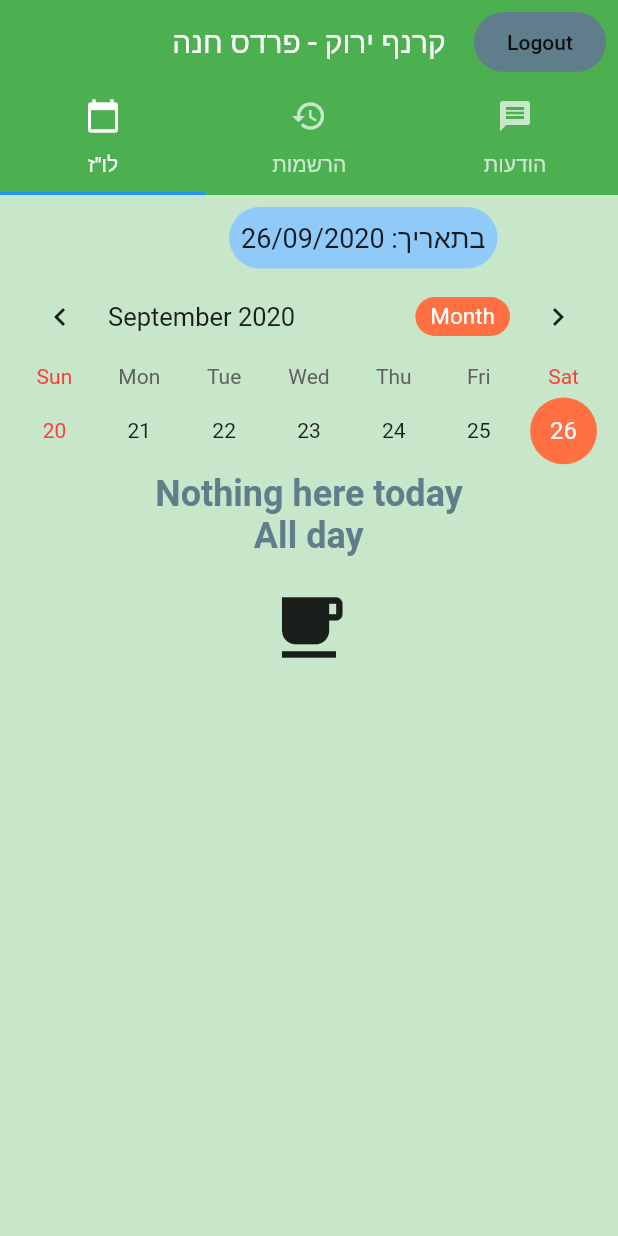
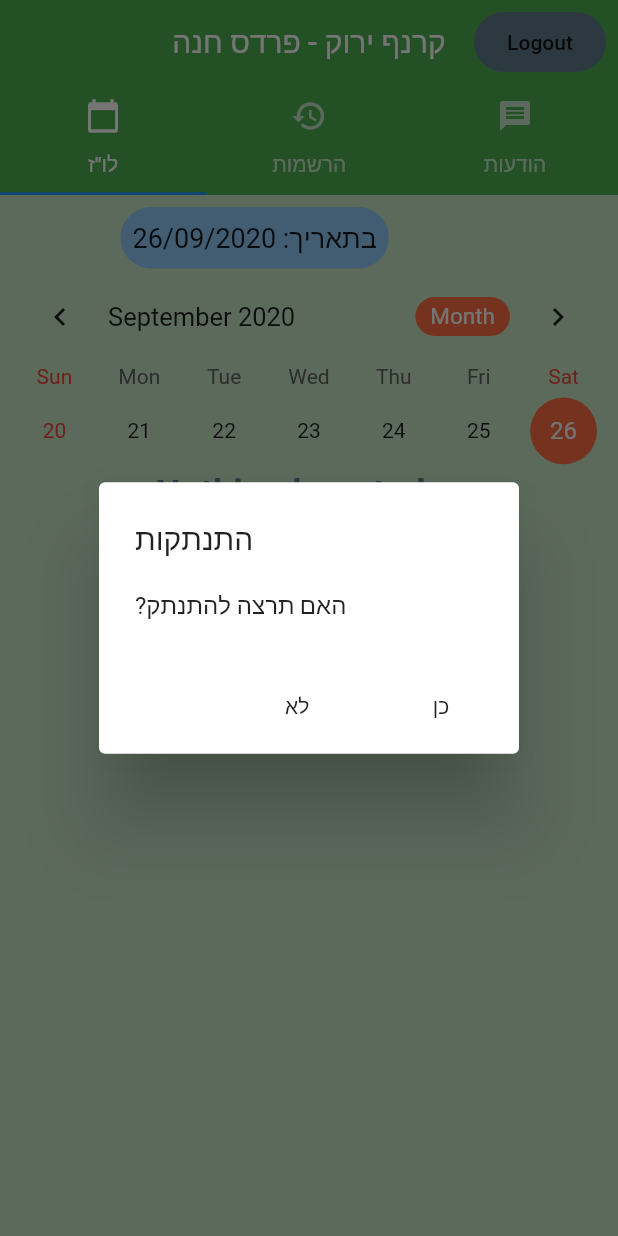
Before and after one commit to AmosStraus/StudioManagement, a Flutter app: the screen it shows once a user with an empty profile is signed in, after a tap on "Logout", on a phone screen of 412 x 824 dp. Run offline on Flutter 3.47's test engine with Material 2 defaults, Android fonts, the light colour scheme and no system bars; drawn by our look-alikes of table_calendar; our stand-ins replace cloud_firestore, firebase_auth, firebase_core, firebase_messaging, flutter_spinkit, google_sign_in; missing offline and left inert: flutter_auth_buttons; accounts and stored records are empty; statements that could not run were skipped; project files that could hold a hidden picture were left out.

Commit message:
icon and loading screen

```diff
--- /dev/null
+++ b/lib/activities/calendar_activities.dart
@@ -0,0 +1,109 @@
+import 'package:cloud_firestore/cloud_firestore.dart';
+import 'package:flutter/material.dart';
+import 'package:state_management_ex1/activities/activity.dart';
+import 'package:state_management_ex1/activities/activityCard.dart';
+import 'package:state_management_ex1/models/parse_date.dart';
+import 'package:state_management_ex1/shared/constant.dart';
+
+class CalendarDayBuilder extends StatefulWidget {
+  final DateTime rawDate;
+  CalendarDayBuilder({this.rawDate});
+
+  @override
+  _CalendarDayBuilderState createState() => _CalendarDayBuilderState();
+}
+
+class _CalendarDayBuilderState extends State<CalendarDayBuilder> {
+  List<Activity> dailyActivities;
+  @override
+  void initState() {
+    dailyActivities = [];
+    super.initState();
+  }
+
+  @override
+  Widget build(BuildContext context) {
+    return StreamBuilder<List<Activity>>(
+      stream: getDailyClassList(context, widget.rawDate),
+      builder: (context, snapshot) {
+        if (!snapshot.hasData)
+          return SimpleLoading();
+        else if (snapshot.hasError) {
+          return Text("ERROR");
+        } else {
+          return Column(
+            children: [
+              classlistView(snapshot, widget.rawDate),
+            ],
+          );
+        }
+      },
+    );
+  }
+
+  Stream<List<Activity>> getDailyClassList(
+      context, DateTime dateString) async* {
+    await FirebaseFirestore.instance
+        .collection('Activities')
+        .doc(rawDateToDateString(dateString))
+        .collection("classes")
+        .get()
+        .then((snapshot) {
+      dailyActivities = snapshot.docs
+          .map((spElement) => Activity.fromSnapshot(spElement))
+          .toList();
+    });
+    yield dailyActivities;
+  }
+
+  Widget classlistView(
+      AsyncSnapshot<List<Activity>> listSnapshot, DateTime rawDate) {
+    if (!listSnapshot.hasData) {
+      return SimpleLoading();
+    } else if (listSnapshot.data.isEmpty) {
+      return NoActivityDayWidget();
+    } else {
+      listSnapshot.data.sort((act1, act2) {
+        if (act1.rawDate.hour > act2.rawDate.hour)
+          return 1;
+        else
+          return -1;
+      });
+      return Expanded(
+        child: ListView.builder(
+          shrinkWrap: true,
+          itemBuilder: (context, position) => ActivityCard(
+              activity: listSnapshot.data[position], rawDate: rawDate),
+          itemCount: listSnapshot.data?.length ?? 0,
+        ),
+      );
+    }
+  }
+}
+
+class NoActivityDayWidget extends StatelessWidget {
+  const NoActivityDayWidget({
+    Key key,
+  }) : super(key: key);
+
+  @override
+  Widget build(BuildContext context) {
+    return Column(
+      mainAxisAlignment: MainAxisAlignment.center,
+      children: [
+        Text(
+          "Nothing here today\n           All day",
+          style: TextStyle(
+              fontSize: 24.0,
+              fontWeight: FontWeight.bold,
+              color: Colors.blueGrey),
+        ),
+        SizedBox(height: 20.0),
+        Icon(
+          Icons.free_breakfast,
+          size: 54.0,
+        ),
+      ],
+    );
+  }
+}
--- a/lib/main.dart
+++ b/lib/main.dart
@@ -2,7 +2,6 @@ import 'package:firebase_core/firebase_core.dart';
 import 'package:flutter/material.dart';
 import 'package:provider/provider.dart';
 import 'package:state_management_ex1/models/auth.dart';
-import 'package:state_management_ex1/models/push_notification_service.dart';
 import 'package:state_management_ex1/pages/wrapper.dart';
 import 'models/data_from_server.dart';
 import 'package:firebase_auth/firebase_auth.dart';
@@ -33,6 +32,7 @@ class MyApp extends StatelessWidget {
         ),
       ],
       child: MaterialApp(
+        debugShowCheckedModeBanner: false,
         home: Wrapper(),
       ),
     );
--- a/lib/models/data_from_server.dart
+++ b/lib/models/data_from_server.dart
@@ -1,10 +1,7 @@
 import 'package:cloud_firestore/cloud_firestore.dart';
 import 'package:firebase_auth/firebase_auth.dart';
-import 'package:flutter/material.dart';
 import 'package:state_management_ex1/activities/activity.dart';
-import 'package:state_management_ex1/activities/activityCard.dart';
 import 'package:state_management_ex1/models/parse_date.dart';
-import 'package:state_management_ex1/shared/constant.dart';
 
 final Map<int, List<Activity>> schedulerLocal = {
   0: [
@@ -269,7 +266,7 @@ final Map<int, List<Activity>> schedulerLocal = {
 
 class DataFromServerInit {
   static final Map<int, List<Activity>> schedulerRT = {};
-  static final int daysToLoad = 30;
+  static const int DAYS_TO_LOAD = 30;
   static final activeDB = FirebaseFirestore.instance.collection('Activities');
   static final holidayDB = FirebaseFirestore.instance.collection('Holidays');
   static final schedulerDB = FirebaseFirestore.instance.collection('Scheduler');
@@ -296,9 +293,6 @@ class DataFromServerInit {
       });
       schedulerRT[i] = temp;
     }
-    schedulerRT.forEach((key, value) {
-      print('$key - $value');
-    });
   }
 
   static pushScheduler() {
@@ -330,7 +324,7 @@ class DataFromServerInit {
     // The idea here is to set the next 60 days but not overwrite existing days
     // Also considers Holidays that were stated in the Firebase
 
-    for (var i = 0; i < daysToLoad; i++) {
+    for (var i = 0; i < DAYS_TO_LOAD; i++) {
       DateTime currentDate = DateTime.now().add(Duration(days: i));
       String dateString = currentDate.toString().substring(0, 10);
       final dailyActivities = [];
@@ -372,113 +366,13 @@ class DataFromServerInit {
   static Future<void> updateServerOnRegistration(
       String dateString, Activity activity, bool register, User user) async {
     var f = register ? FieldValue.arrayUnion : FieldValue.arrayRemove;
-    DocumentReference ref =
-        activeDB.doc(dateString).collection('classes').doc(activity.name);
-    await ref.update({
+
+    await activeDB
+        .doc(dateString)
+        .collection('classes')
+        .doc(activity.name)
+        .update({
       'registeredUsers': f([user.uid])
     });
   }
 }
-
-class DataFromServer extends StatefulWidget {
-  final DateTime rawDate;
-  DataFromServer({this.rawDate});
-
-  @override
-  _DataFromServerState createState() => _DataFromServerState();
-}
-
-class _DataFromServerState extends State<DataFromServer> {
-  List<Activity> dailyActivities;
-  @override
-  void initState() {
-    dailyActivities = [];
-    super.initState();
-  }
-
-  @override
-  Widget build(BuildContext context) {
-    return StreamBuilder<List<Activity>>(
-      stream: getDailyClassList(context, widget.rawDate),
-      builder: (context, snapshot) {
-        if (!snapshot.hasData)
-          return SimpleLoading();
-        else if (snapshot.hasError) {
-          return Text("ERROR");
-        } else {
-          return Column(
-            children: [
-              classlistView(snapshot, widget.rawDate),
-            ],
-          );
-        }
-      },
-    );
-  }
-
-  Stream<List<Activity>> getDailyClassList(
-      context, DateTime dateString) async* {
-    await FirebaseFirestore.instance
-        .collection('Activities')
-        .doc(rawDateToDateString(dateString))
-        .collection("classes")
-        .get()
-        .then((snapshot) {
-      dailyActivities = snapshot.docs
-          .map((spElement) => Activity.fromSnapshot(spElement))
-          .toList();
-    });
-    yield dailyActivities;
-  }
-
-  Widget classlistView(
-      AsyncSnapshot<List<Activity>> listSnapshot, DateTime rawDate) {
-    if (!listSnapshot.hasData) {
-      return SimpleLoading();
-    } else if (listSnapshot.data.isEmpty) {
-      return NoActivityDayWidget();
-    } else {
-      listSnapshot.data.sort((act1, act2) {
-        if (act1.rawDate.hour > act2.rawDate.hour)
-          return 1;
-        else
-          return -1;
-      });
-      return Expanded(
-        child: ListView.builder(
-          shrinkWrap: true,
-          itemBuilder: (context, position) => ActivityCard(
-              activity: listSnapshot.data[position], rawDate: rawDate),
-          itemCount: listSnapshot.data?.length ?? 0,
-        ),
-      );
-    }
-  }
-}
-
-class NoActivityDayWidget extends StatelessWidget {
-  const NoActivityDayWidget({
-    Key key,
-  }) : super(key: key);
-
-  @override
-  Widget build(BuildContext context) {
-    return Column(
-      mainAxisAlignment: MainAxisAlignment.center,
-      children: [
-        Text(
-          "Nothing here today\n           All day",
-          style: TextStyle(
-              fontSize: 24.0,
-              fontWeight: FontWeight.bold,
-              color: Colors.blueGrey),
-        ),
-        SizedBox(height: 20.0),
-        Icon(
-          Icons.free_breakfast,
-          size: 54.0,
-        ),
-      ],
-    );
-  }
-}
--- a/lib/pages/home_page.dart
+++ b/lib/pages/home_page.dart
@@ -15,6 +15,24 @@ class HomePageCalendar extends StatelessWidget {
   Widget build(BuildContext context) {
     return DefaultTabController(
       length: 3,
+      child: WillPopScope(
+        onWillPop: () => showDialog<bool>(
+          context: context,
+          builder: (c) => AlertDialog(
+            title: Text('התנתקות'),
+            content: Text("?האם תרצה להתנתק"),
+            actions: [
+              FlatButton(
+                child: Text('כן'),
+                onPressed: () => Navigator.pop(c, true),
+              ),
+              FlatButton(
+                child: Text('לא'),
+                onPressed: () => Navigator.pop(c, false),
+              ),
+            ],
+          ),
+        ),
         child: Scaffold(
           backgroundColor: Colors.green[100],
           appBar: AppBar(
@@ -32,7 +50,9 @@ class HomePageCalendar extends StatelessWidget {
                       borderRadius: BorderRadius.circular(50.0),
                     ),
                     color: Colors.blueGrey,
-                  onPressed: () async => await _auth.signOut(),
+                    onPressed: () async {
+                      showAlertDialog(context);
+                    },
                     child: Text("Logout")),
               )
             ],
@@ -52,6 +72,43 @@ class HomePageCalendar extends StatelessWidget {
             ],
           ),
         ),
+      ),
     );
   }
+
+  showAlertDialog(BuildContext context) {
+    // set up the buttons
+    Widget cancelButton = FlatButton(
+      child: Text("לא"),
+      onPressed: () {
+        Navigator.pop(context);
+      },
+    );
+    Widget continueButton = FlatButton(
+      child: Text("כן"),
+      onPressed: () async {
+        await _auth.signOut();
+        Navigator.pop(context);
+      },
+    );
+
+    // set up the AlertDialog
+    AlertDialog alert = AlertDialog(
+      title: Text("התנתקות"),
+      content: Text("?האם תרצה להתנתק"),
+      actions: [
+        cancelButton,
+        continueButton,
+      ],
+    );
+
+    // show the dialog
+    showDialog(
+      context: context,
+      builder: (BuildContext context) {
+        return alert;
+      },
+    );
+
   }
+}
--- a/lib/pages/login_page.dart
+++ b/lib/pages/login_page.dart
@@ -46,8 +46,8 @@ class _LoginState extends State<Login> {
                     Image.asset(
                       ("lib/assets/logo.png"),
                       scale: 0.1,
-                      width: 200,
-                      height: 200,
+                      width: 150,
+                      height: 150,
                       fit: BoxFit.fitHeight,
                     ),
                     SizedBox(
--- a/lib/pages/register_page.dart
+++ b/lib/pages/register_page.dart
@@ -46,8 +46,8 @@ class _RegisterState extends State<Register> {
                     Image.asset(
                       ("lib/assets/logo.png"),
                       scale: 0.1,
-                      width: 200,
-                      height: 200,
+                      width: 150,
+                      height: 150,
                       fit: BoxFit.fitHeight,
                     ),
                     SizedBox(
--- a/lib/tabs/calendar_tab.dart
+++ b/lib/tabs/calendar_tab.dart
@@ -1,8 +1,7 @@
 import 'package:firebase_auth/firebase_auth.dart';
 import 'package:flutter/material.dart';
 import 'package:provider/provider.dart';
-
-import 'package:state_management_ex1/models/data_from_server.dart';
+import 'package:state_management_ex1/activities/calendar_activities.dart';
 import 'package:state_management_ex1/models/parse_date.dart';
 import 'package:table_calendar/table_calendar.dart';
 
@@ -32,25 +31,7 @@ class _CalendarTabState extends State<CalendarTab>
       padding: const EdgeInsets.all(8.0),
       child: Column(
         children: [
-          Row(
-            mainAxisAlignment: MainAxisAlignment.spaceEvenly,
-            children: [
-              Text(
-                "${welcomeString.substring(0, welcomeString.length > 20 ? 20 : welcomeString.length)}",
-                style: TextStyle(fontSize: 20.0),
-              ),
-              Container(
-                padding: const EdgeInsets.all(8.0),
-                decoration: BoxDecoration(
-                  borderRadius: BorderRadius.circular(50),
-                  color: Colors.blue[200],
-                ),
-                child: Text(
-                    "בתאריך: ${parseDateToHebrew(rawDateToDateString(rawCurrDate))}",
-                    style: TextStyle(fontSize: 18.0)),
-              ),
-            ],
-          ),
+          HeadLiner(rawCurrDate: rawCurrDate, welcomeString: welcomeString),
           TableCalendar(
             initialCalendarFormat: CalendarFormat.week,
             // availableCalendarFormats: const {CalendarFormat.week: ""},
@@ -77,10 +58,8 @@ class _CalendarTabState extends State<CalendarTab>
               });
             },
           ),
-          //  DataFromServer1.activeDB.doc(myModel.dateString).collection('classes').get().then((snapshot) {
-          // snapshot.docs.map((e) => Activity.fromSnapshot(e)).toList()
           Expanded(
-            child: DataFromServer(
+            child: CalendarDayBuilder(
               rawDate: _calendarController.focusedDay ?? DateTime.now(),
             ),
           ),
@@ -89,3 +68,37 @@ class _CalendarTabState extends State<CalendarTab>
     );
   }
 }
+
+class HeadLiner extends StatelessWidget {
+  const HeadLiner({
+    Key key,
+    @required this.rawCurrDate,
+    @required this.welcomeString,
+  }) : super(key: key);
+
+  final DateTime rawCurrDate;
+  final String welcomeString;
+
+  @override
+  Widget build(BuildContext context) {
+    return Row(
+      mainAxisAlignment: MainAxisAlignment.spaceEvenly,
+      children: [
+        Container(
+          padding: const EdgeInsets.all(8.0),
+          decoration: BoxDecoration(
+            borderRadius: BorderRadius.circular(50),
+            color: Colors.blue[200],
+          ),
+          child: Text(
+              "בתאריך: ${parseDateToHebrew(rawDateToDateString(rawCurrDate))}",
+              style: TextStyle(fontSize: 18.0)),
+        ),
+        Text(
+          "${welcomeString.substring(0, welcomeString.length > 20 ? 20 : welcomeString.length)}",
+          style: TextStyle(fontSize: 20.0, fontWeight: FontWeight.bold),
+        ),
+      ],
+    );
+  }
+}
--- a/lib/tabs/history_tab.dart
+++ b/lib/tabs/history_tab.dart
@@ -1,5 +1,4 @@
 import 'package:cloud_firestore/cloud_firestore.dart';
-import 'package:firebase_auth/firebase_auth.dart';
 import 'package:flutter/material.dart';
 import 'package:flutter/rendering.dart';
 import 'package:state_management_ex1/activities/upComingActivityCard.dart';
@@ -115,7 +114,6 @@ class _HistoryTabState extends State<HistoryTab> with TickerProviderStateMixin {
     // first element is DATE
     // second is the name of activity
     upcomingList = mapFromServer.map((pair) {
-      print(pair.values.first);
       if (isUpComing(pair.keys.first)) {
         return pair.values.first;
       }
--- a/pubspec.yaml
+++ b/pubspec.yaml
@@ -36,6 +36,7 @@ dependencies:
   # flutter_svg: ^0.19.0
   flutter_auth_buttons: ^0.10.0
   firebase_messaging: ^7.0.0
+  flutter_launcher_icons: ^0.8.0
 
 
   cupertino_icons: ^0.1.3
@@ -52,3 +53,8 @@ flutter:
     - lib/assets/info_background_app.png
     - lib/assets/logo.svg
     - lib/assets/logo.png
+
+flutter_icons:
+  android: "launcher_icon"
+  ios: true
+  image_path: "lib/assets/logo.png"
```
Also changed, not shown: lib/models/auth.dart (+8 -13 lines), lib/tabs/messages_tab.dart (+22 -8 lines), pubspec.lock, 25 other files. Lines whose indentation alone changed are shown as unchanged.
